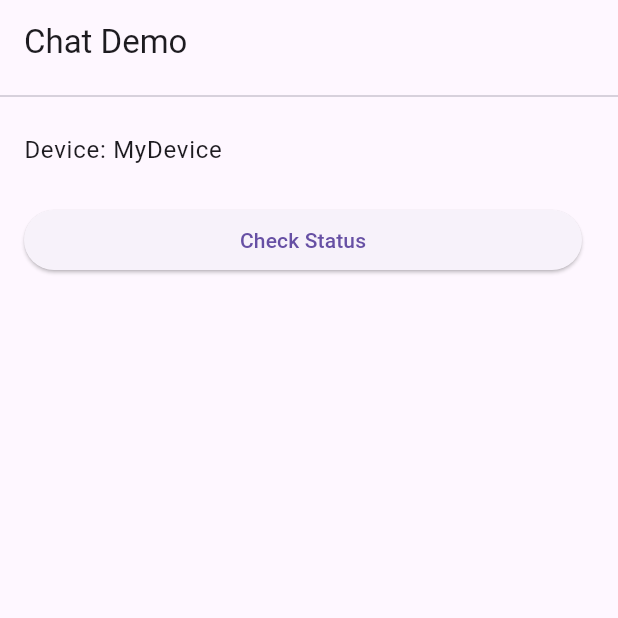
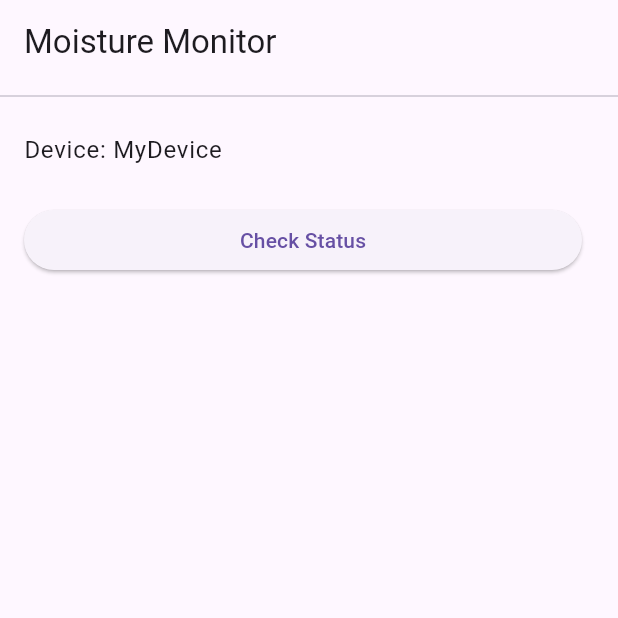
Before and after one commit to Barqawiz/iot_watering_system, a Flutter app: the screen it shows after launch, on a phone screen of 412 x 824 dp, the top half of it. Run offline on Flutter 3.47's test engine with Material 3 defaults, Android fonts, the phone set to English and light mode, and no system bars; our stand-ins replace fl_chart, flutter_bluetooth_serial, permission_handler.

Commit message:
Updating name of the dart application

```diff
--- a/DartApp/lib/MainPage.dart
+++ b/DartApp/lib/MainPage.dart
@@ -76,7 +76,7 @@ class _MainPage extends State<MainPage> {
   Widget build(BuildContext context) {
     return Scaffold(
       appBar: AppBar(
-        title: const Text('Chat Demo'),
+        title: const Text('Moisture Monitor'),
       ),
       body: Container(
         child: ListView(
```
